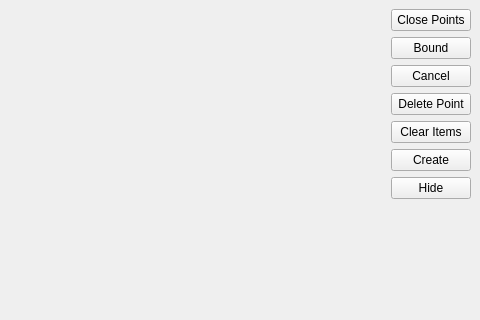
Qt form mainwindow.ui (arturShafikov/QGraphics-testing) before a commit; both pictures show x 320 to 800 and y 0 to 320 of the 800 by 600 pixel window.
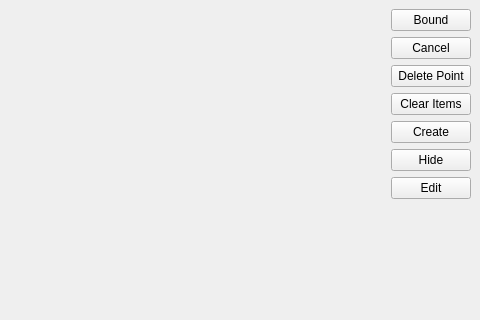
The same form after that commit.

```diff
--- a/mainwindow.ui
+++ b/mainwindow.ui
@@ -33,13 +33,6 @@
     </item>
     <item>
      <layout class="QVBoxLayout" name="verticalLayout">
-      <item>
-       <widget class="QPushButton" name="closePointsButton">
-        <property name="text">
-         <string>Close Points</string>
-        </property>
-       </widget>
-      </item>
       <item>
        <widget class="QPushButton" name="boundButton">
         <property name="text">
@@ -82,6 +75,13 @@
         </property>
        </widget>
       </item>
+      <item>
+       <widget class="QPushButton" name="editButton">
+        <property name="text">
+         <string>Edit</string>
+        </property>
+       </widget>
+      </item>
       <item>
        <spacer name="verticalSpacer">
         <property name="orientation">
```
